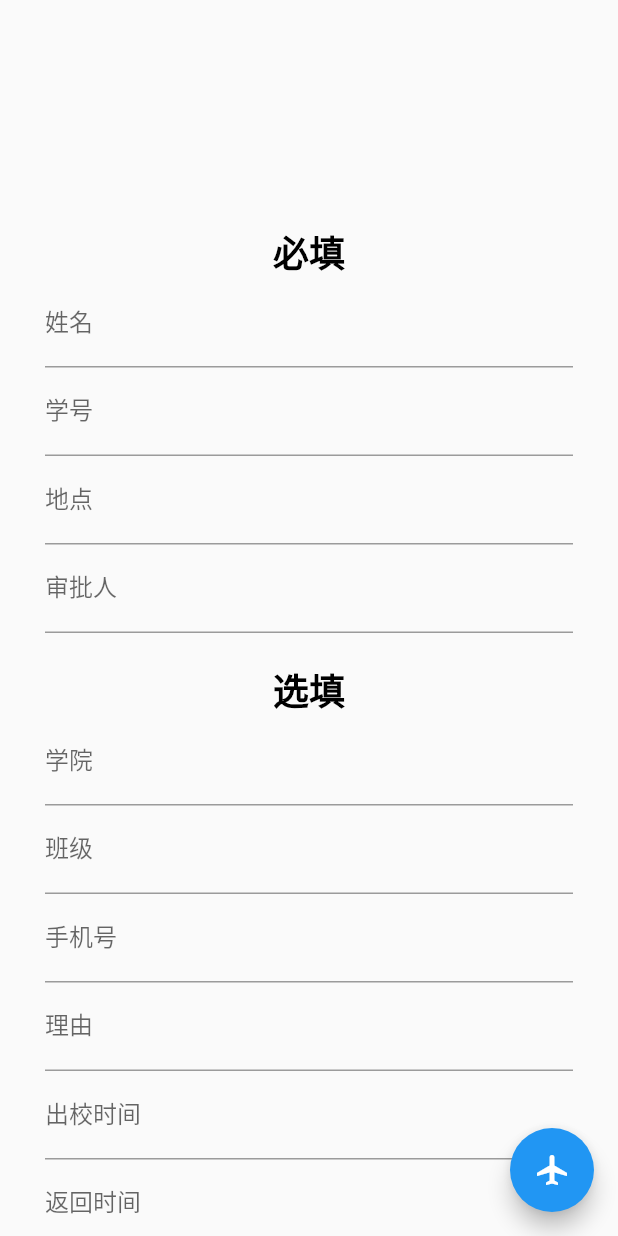
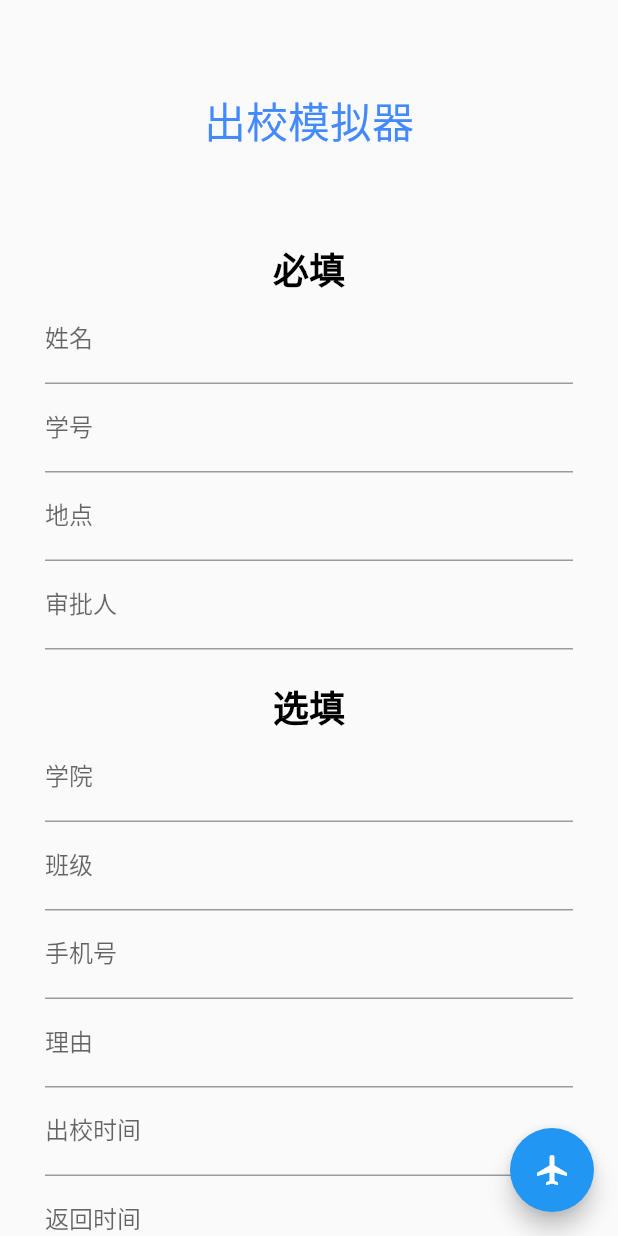
Before and after one commit to BB-fat/GoOutSimulator, a Flutter app: the screen it shows after launch, on a phone screen of 412 x 824 dp. Run offline on Flutter 3.47's test engine with Material 2 defaults, Android fonts, the phone set to English and light mode, and no system bars.

```diff
--- a/front-end/lib/page/form.dart
+++ b/front-end/lib/page/form.dart
@@ -33,8 +33,12 @@ class _PageFormState extends State<PageForm> {
             key: formKey,
             child: Column(
               children: [
-                SizedBox(
-                  height: 150,
+                Container(
+                  child: Text(
+                    "出校模拟器",
+                    style: TextStyle(color: Colors.blueAccent, fontSize: 28),
+                  ),
+                  margin: EdgeInsets.symmetric(vertical: 60),
                 ),
                 Text(
                   "必填",
```
Also changed, not shown: front-end/lib/page/content/processing_form.dart (+7 -2 lines), 2 other files.
